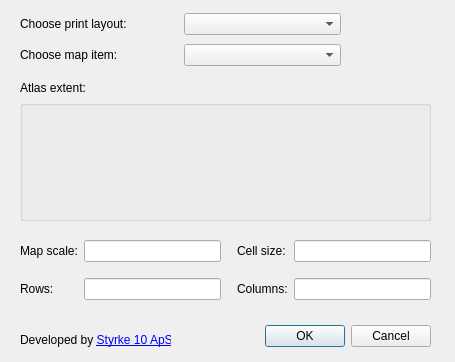
Old version of the form atlasgrid/atlasgrid_dialog_base.ui in the repository styrke10/atlasgrid.
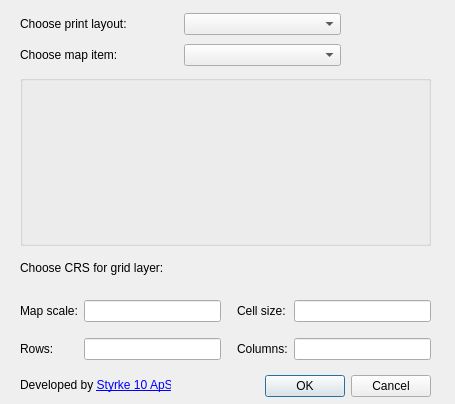
New version of the form. Custom widgets are drawn as their Qt base class.

```diff
--- a/atlasgrid/atlasgrid_dialog_base.ui
+++ b/atlasgrid/atlasgrid_dialog_base.ui
@@ -7,7 +7,7 @@
     <x>0</x>
     <y>0</y>
     <width>455</width>
-    <height>362</height>
+    <height>404</height>
    </rect>
   </property>
   <property name="windowTitle">
@@ -17,7 +17,7 @@
    <property name="geometry">
     <rect>
      <x>20</x>
-     <y>320</y>
+     <y>370</y>
      <width>411</width>
      <height>32</height>
     </rect>
@@ -33,30 +33,17 @@
    <property name="geometry">
     <rect>
      <x>20</x>
-     <y>100</y>
+     <y>75</y>
      <width>411</width>
-     <height>121</height>
+     <height>171</height>
     </rect>
    </property>
   </widget>
-  <widget class="QLabel" name="label_3">
-   <property name="geometry">
-    <rect>
-     <x>20</x>
-     <y>80</y>
-     <width>131</width>
-     <height>16</height>
-    </rect>
-   </property>
-   <property name="text">
-    <string>Atlas extent:</string>
-   </property>
-  </widget>
   <widget class="QWidget" name="gridLayoutWidget">
    <property name="geometry">
     <rect>
      <x>20</x>
-     <y>230</y>
+     <y>290</y>
      <width>411</width>
      <height>80</height>
     </rect>
@@ -169,7 +156,7 @@
    <property name="geometry">
     <rect>
      <x>20</x>
-     <y>330</y>
+     <y>375</y>
      <width>151</width>
      <height>21</height>
     </rect>
@@ -181,6 +168,28 @@
     <bool>true</bool>
    </property>
   </widget>
+  <widget class="QWidget" name="horizontalLayoutWidget">
+   <property name="geometry">
+    <rect>
+     <x>20</x>
+     <y>252</y>
+     <width>411</width>
+     <height>31</height>
+    </rect>
+   </property>
+   <layout class="QHBoxLayout" name="horizontalLayout">
+    <item>
+     <widget class="QLabel" name="label_8">
+      <property name="text">
+       <string>Choose CRS for grid layer:</string>
+      </property>
+     </widget>
+    </item>
+    <item>
+     <widget class="QgsProjectionSelectionWidget" name="cmbCrsSelection"/>
+    </item>
+   </layout>
+  </widget>
  </widget>
  <customwidgets>
   <customwidget>
@@ -195,6 +204,11 @@
    <header>qgsextentgroupbox.h</header>
    <container>1</container>
   </customwidget>
+  <customwidget>
+   <class>QgsProjectionSelectionWidget</class>
+   <extends>QWidget</extends>
+   <header>qgsprojectionselectionwidget.h</header>
+  </customwidget>
  </customwidgets>
  <resources/>
  <connections>
```
